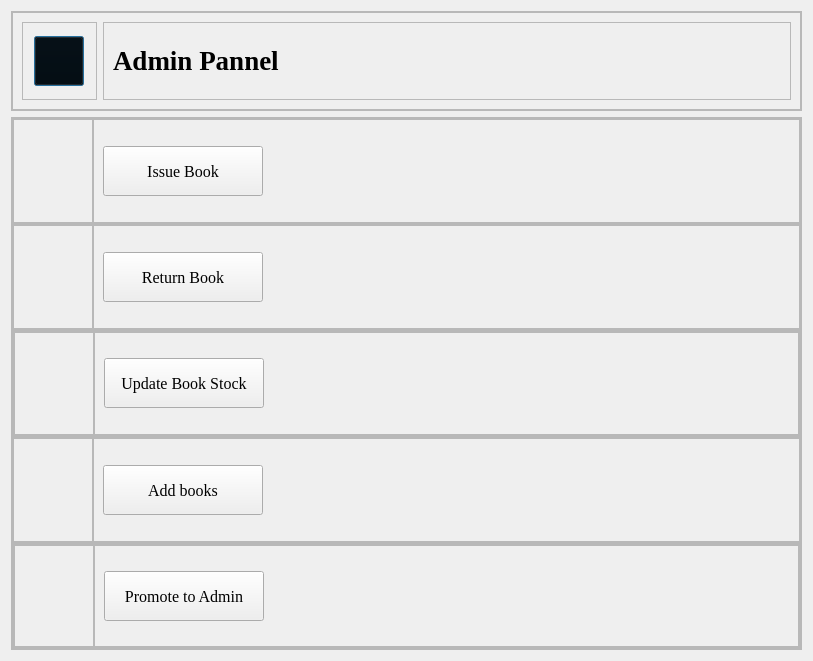
Above: adminpannel.ui from aavashlamichhane/LibMan before the change. Below: the same form after it.
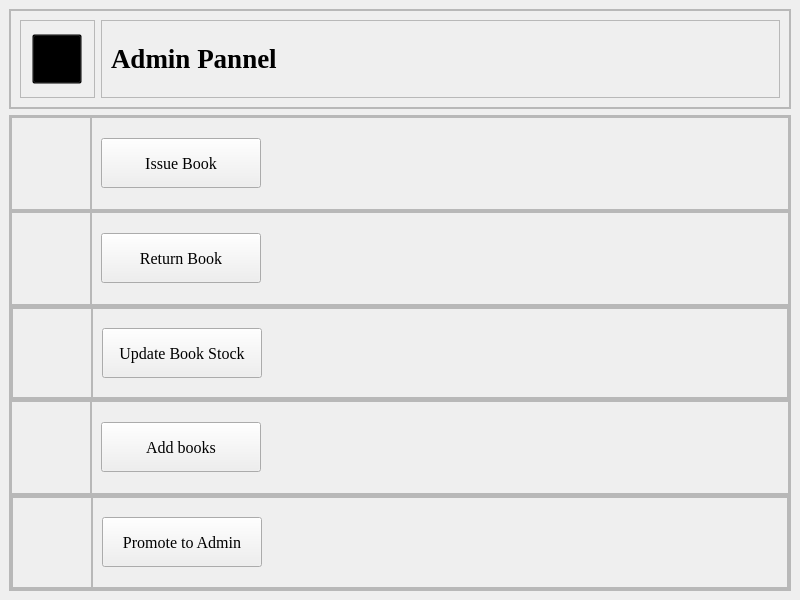
That is the form after the change. Icons and pictures are not drawn.

The edit to the form file:
```diff
--- a/adminpannel.ui
+++ b/adminpannel.ui
@@ -1,18 +1,19 @@
 <?xml version="1.0" encoding="UTF-8"?>
 <ui version="4.0">
  <class>adminpannel</class>
- <widget class="QDialog" name="adminpannel">
+ <widget class="QMainWindow" name="adminpannel">
   <property name="geometry">
    <rect>
     <x>0</x>
     <y>0</y>
-    <width>813</width>
-    <height>661</height>
+    <width>800</width>
+    <height>600</height>
    </rect>
   </property>
   <property name="windowTitle">
    <string>Dialog</string>
   </property>
+  <widget class="QWidget" name="centralwidget">
   <layout class="QVBoxLayout" name="verticalLayout">
    <item>
     <widget class="QFrame" name="frame_title">
@@ -757,6 +758,7 @@
     </widget>
    </item>
   </layout>
+  </widget>
  </widget>
  <resources>
   <include location="Resource.qrc"/>
```
Left out of the diff: 2 changed lines with no effect on the pictures. Lines whose indentation alone changed are shown as unchanged.
